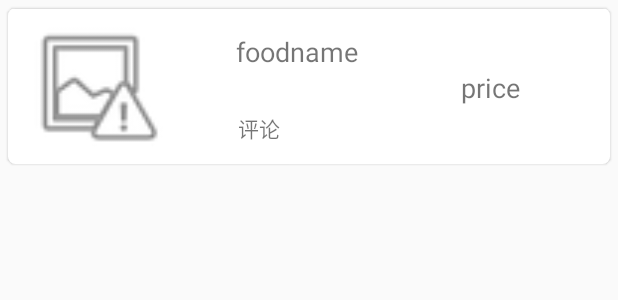
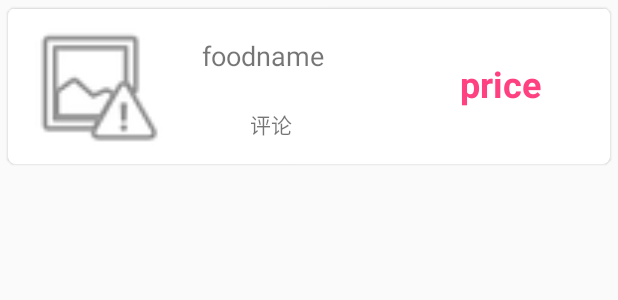
Before and after one commit to WhataDavid/DnuFoodApp, an Android app: the layout food_item.xml on its own in the app's theme, with its tools: preview values and no code run, on a phone screen of 412 x 824 dp. Shown: the top 300 px of the screen. Run offline under Robolectric (Android 15) with nearby library versions, the phone set to English and light mode, and no system bars.

```diff
--- a/app/src/main/java/cn/dnui_dx602/dnuifood16110100602/bean/ShopBean.java
+++ b/app/src/main/java/cn/dnui_dx602/dnuifood16110100602/bean/ShopBean.java
@@ -18,7 +18,7 @@ public class ShopBean {
     private String address;
     private String phonenum;
     private String intro;
-    private String pic;
+    private String pic="http://172.24.10.175:8080/foodService/images/shop/chuaicai.jpg";
     private Object comment;
     private int level;
 
--- a/app/src/main/java/cn/dnui_dx602/dnuifood16110100602/fragments/Fragment4.java
+++ b/app/src/main/java/cn/dnui_dx602/dnuifood16110100602/fragments/Fragment4.java
@@ -1,7 +1,6 @@
 package cn.dnui_dx602.dnuifood16110100602.fragments;
 
 
-import android.annotation.SuppressLint;
 import android.content.Intent;
 import android.os.AsyncTask;
 import android.os.Bundle;
@@ -134,7 +133,7 @@ public class Fragment4 extends Fragment {
     private void initDatas() {
         userName = getView().findViewById(R.id.username);
         mobileNum = getActivity().findViewById(R.id.mobilenum);
-        address = getActivity().findViewById(R.id.address);
+        address = getActivity().findViewById(R.id.dialog_address);
         userid = getActivity().findViewById(R.id.userid);
 //        update = getActivity().findViewById(R.id.update);
 
--- a/app/src/main/res/layout/food_item.xml
+++ b/app/src/main/res/layout/food_item.xml
@@ -44,25 +44,35 @@
 
                     <TextView
                         android:id="@+id/foodname"
-                        android:layout_width="wrap_content"
-                        android:layout_height="wrap_content"
+                        android:layout_width="113dp"
+                        android:layout_height="30dp"
                         android:layout_marginEnd="168dp"
+                        android:layout_marginLeft="8dp"
                         android:layout_marginRight="168dp"
+                        android:layout_marginStart="8dp"
                         android:layout_marginTop="16dp"
+                        android:gravity="center"
+
                         android:text="foodname"
                         android:textSize="18sp"
                         app:layout_constraintEnd_toEndOf="parent"
+                        app:layout_constraintHorizontal_bias="0.0"
+                        app:layout_constraintStart_toStartOf="parent"
                         app:layout_constraintTop_toTopOf="parent" />
 
                     <TextView
                         android:id="@+id/price"
-                        android:layout_width="wrap_content"
-                        android:layout_height="wrap_content"
-                        android:layout_marginEnd="60dp"
-                        android:layout_marginRight="60dp"
-                        android:layout_marginTop="40dp"
+                        android:layout_width="66dp"
+                        android:layout_height="36dp"
+                        android:layout_marginEnd="40dp"
+                        android:layout_marginRight="40dp"
+                        android:layout_marginTop="32dp"
+                        android:gravity="center"
                         android:text="price"
-                        android:textSize="18sp"
+                        android:textColor="@color/colorAccent"
+                        android:textColorLink="@color/colorAccent"
+                        android:textSize="24sp"
+                        android:textStyle="bold"
                         app:layout_constraintEnd_toEndOf="parent"
                         app:layout_constraintTop_toTopOf="parent" />
 
@@ -72,10 +82,12 @@
                         android:layout_height="20dp"
                         android:layout_marginLeft="8dp"
                         android:layout_marginStart="8dp"
-                        android:layout_marginTop="28dp"
+                        android:layout_marginTop="20dp"
+                        android:gravity="center_horizontal"
+
                         android:text="评论"
                         app:layout_constraintEnd_toEndOf="@+id/foodname"
-                        app:layout_constraintHorizontal_bias="0.134"
+                        app:layout_constraintHorizontal_bias="0.444"
                         app:layout_constraintStart_toStartOf="@+id/foodname"
                         app:layout_constraintTop_toBottomOf="@+id/foodname" />
                 </android.support.constraint.ConstraintLayout>
--- a/app/src/main/res/layout/fragment_fragment4.xml
+++ b/app/src/main/res/layout/fragment_fragment4.xml
@@ -95,7 +95,7 @@
         app:layout_constraintVertical_bias="0.0" />
 
     <TextView
-        android:id="@+id/address"
+        android:id="@+id/dialog_address"
         android:layout_width="wrap_content"
         android:layout_height="wrap_content"
         android:layout_marginTop="8dp"
```
Also changed, not shown: app/src/main/java/cn/dnui_dx602/dnuifood16110100602/adapter/ShopAdapter.java (+6 -3 lines), app/src/main/java/cn/dnui_dx602/dnuifood16110100602/controller/GetFoodByShopActivity.java (+44 -12 lines), app/src/main/res/layout/activity_get_food_by_shop.xml (+14 -4 lines), app/src/main/res/layout/dialog_detail.xml (added, +93 -0 lines), app/src/main/res/layout/shop_item.xml (+17 -0 lines).
